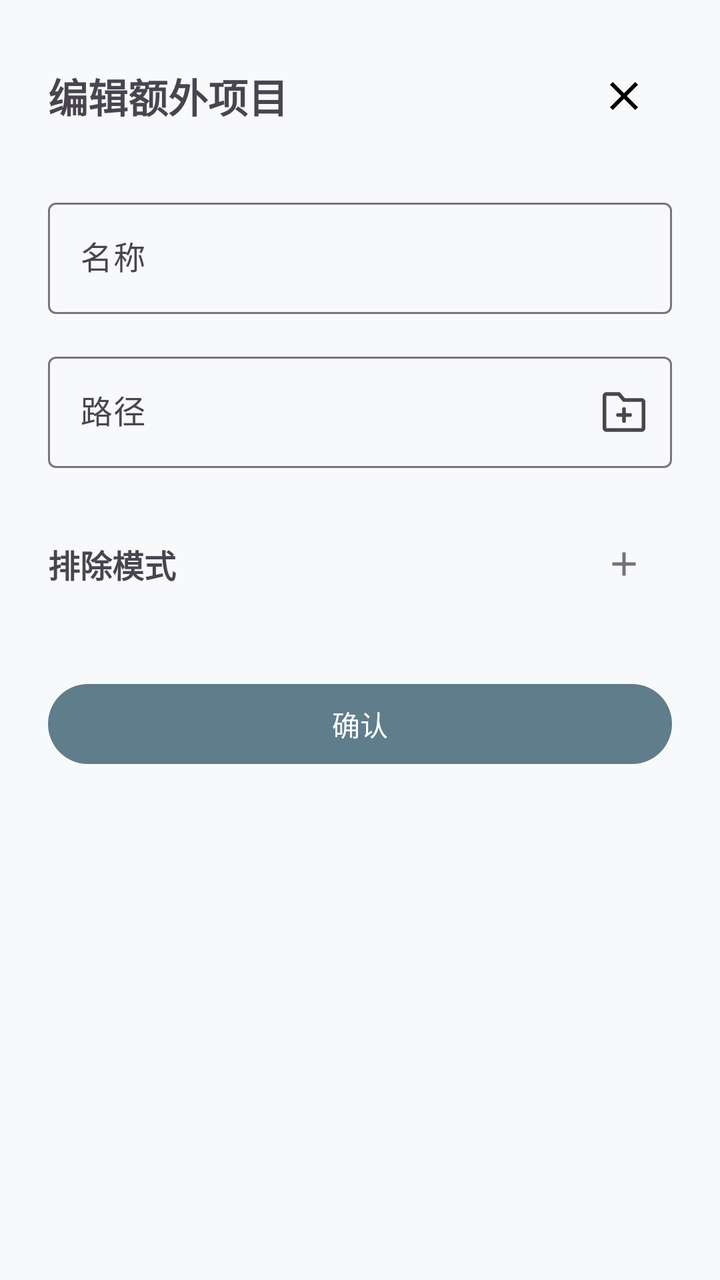
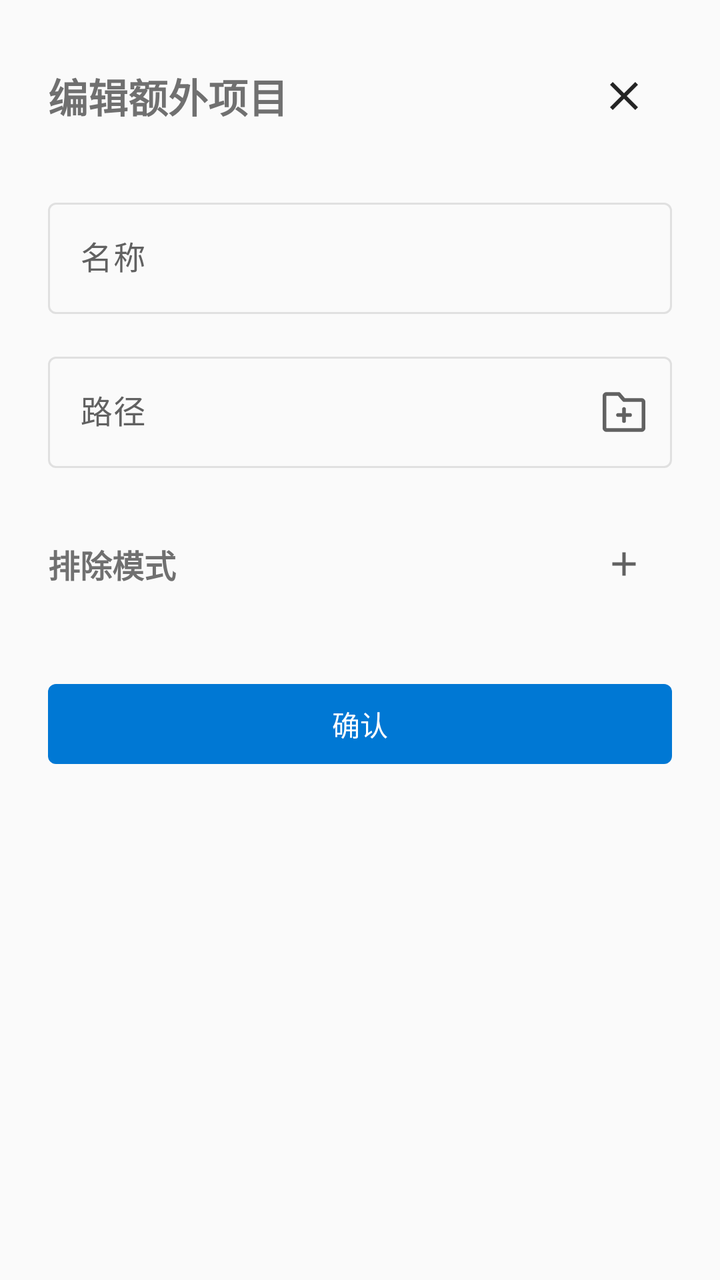

An Android layout rendered at two revisions. The XML below is the earlier revision; the diff shows what the commit changed to produce the second picture.
<!-- AndroidManifest.xml: application theme Theme.AppSnapshot -->
<!-- res/layout/bottom_sheet_extra_item_edit.xml -->
<?xml version="1.0" encoding="utf-8"?>
<LinearLayout xmlns:android="http://schemas.android.com/apk/res/android"
    xmlns:app="http://schemas.android.com/apk/res-auto"
    android:layout_width="match_parent"
    android:layout_height="wrap_content"
    android:orientation="vertical"
    android:padding="24dp">

    
    <LinearLayout
        android:layout_width="match_parent"
        android:layout_height="wrap_content"
        android:gravity="center_vertical"
        android:orientation="horizontal">

        <TextView
            android:id="@+id/tv_title"
            android:layout_width="0dp"
            android:layout_height="wrap_content"
            android:layout_weight="1"
            android:text="编辑额外项目"
            android:textSize="20sp"
            android:textStyle="bold" />

        <ImageButton
            android:id="@+id/btn_close"
            android:layout_width="48dp"
            android:layout_height="48dp"
            android:background="?attr/selectableItemBackgroundBorderless"
            android:src="@drawable/ic_close"
            android:contentDescription="关闭" />

    </LinearLayout>

    
    <com.google.android.material.textfield.TextInputLayout
        android:id="@+id/til_name"
        android:layout_width="match_parent"
        android:layout_height="wrap_content"
        android:layout_marginTop="24dp"
        android:hint="名称"
        app:endIconMode="clear_text">

        <com.google.android.material.textfield.TextInputEditText
            android:id="@+id/et_name"
            android:layout_width="match_parent"
            android:layout_height="wrap_content"
            android:inputType="text"
            android:maxLines="1" />

    </com.google.android.material.textfield.TextInputLayout>

    
    <com.google.android.material.textfield.TextInputLayout
        android:id="@+id/til_path"
        android:layout_width="match_parent"
        android:layout_height="wrap_content"
        android:layout_marginTop="16dp"
        android:hint="路径"
        app:endIconDrawable="@drawable/folder_add"
        app:endIconMode="custom">

        <com.google.android.material.textfield.TextInputEditText
            android:id="@+id/et_path"
            android:layout_width="match_parent"
            android:layout_height="wrap_content"
            android:inputType="text"
            android:maxLines="2" />

    </com.google.android.material.textfield.TextInputLayout>

    
    <LinearLayout
        android:layout_width="match_parent"
        android:layout_height="wrap_content"
        android:layout_marginTop="24dp"
        android:gravity="center_vertical"
        android:orientation="horizontal">

        <TextView
            android:layout_width="0dp"
            android:layout_height="wrap_content"
            android:layout_weight="1"
            android:text="排除模式"
            android:textSize="16sp"
            android:textStyle="bold" />

        <com.google.android.material.button.MaterialButton
            android:id="@+id/btn_add_exclude"
            style="@style/Widget.Material3.Button.IconButton"
            android:layout_width="wrap_content"
            android:layout_height="wrap_content"
            android:contentDescription="添加排除模式"
            app:icon="@drawable/plus"
            app:iconTint="@color/material_on_surface_emphasis_medium" />

    </LinearLayout>

    
    <com.google.android.material.chip.ChipGroup
        android:id="@+id/chip_group_excludes"
        android:layout_width="match_parent"
        android:layout_height="wrap_content"
        android:layout_marginTop="8dp"
        app:singleLine="false" />

    
    <com.google.android.material.button.MaterialButton
        android:id="@+id/btn_confirm"
        android:layout_width="match_parent"
        android:layout_height="wrap_content"
        style="@style/Widget.Material3.Button"
        android:layout_marginTop="24dp"
        android:text="确认" />

</LinearLayout>
<!-- resources referenced by this layout -->
<resources>
  <!-- drawable folder_add (drawable) -->
  <vector xmlns:android="http://schemas.android.com/apk/res/android"
      android:width="24dp"
      android:height="24dp"
      android:viewportWidth="1024"
      android:viewportHeight="1024">
    <path
        android:pathData="M136.7,169.2c-0.6,0.6 -0.7,1.1 -0.7,1.5v682.7c0,0.4 0.1,0.9 0.7,1.5 0.6,0.6 1.7,1.2 3,1.2h744.4a4.3,4.3 0,0 0,3 -1.2c0.6,-0.6 0.7,-1.1 0.7,-1.5L888,298.7c0,-0.4 -0.1,-0.9 -0.7,-1.5a4.3,4.3 0,0 0,-3 -1.2L512,296a40,40 0,0 1,-30.4 -14L384.1,168L139.8,168a4.3,4.3 0,0 0,-3 1.2zM56,170.7c0,-46.6 38.5,-82.7 83.8,-82.7h262.7c11.7,0 22.8,5.1 30.4,14l97.5,114h353.8c45.3,0 83.8,36 83.8,82.7v554.7c0,46.6 -38.5,82.7 -83.8,82.7L139.8,936c-45.3,0 -83.8,-36 -83.8,-82.7L56,170.7z"
        android:fillColor="#494950"/>
    <path
        android:pathData="M344,576c0,-22.1 17.9,-40 40,-40h256a40,40 0,1 1,0 80h-256c-22.1,0 -40,-17.9 -40,-40z"
        android:fillColor="#494950"/>
    <path
        android:pathData="M512,408c22.1,0 40,17.9 40,40v256a40,40 0,1 1,-80 0v-256c0,-22.1 17.9,-40 40,-40z"
        android:fillColor="#494950"/>
  </vector>
  <!-- drawable ic_close (drawable) -->
  <vector xmlns:android="http://schemas.android.com/apk/res/android"
      android:width="24dp"
      android:height="24dp"
      android:viewportWidth="24"
      android:viewportHeight="24">
      <path
          android:fillColor="#FF000000"
          android:pathData="M19,6.41L17.59,5 12,10.59 6.41,5 5,6.41 10.59,12 5,17.59 6.41,19 12,13.41 17.59,19 19,17.59 13.41,12z"/>
  </vector>
  <!-- drawable plus (drawable-anydpi) -->
  <vector xmlns:android="http://schemas.android.com/apk/res/android"
      android:width="24dp"
      android:height="24dp"
      android:viewportWidth="24"
      android:viewportHeight="24">
      <path
          android:fillColor="#000000"
          android:pathData="M19,13H13V19H11V13H5V11H11V5H13V11H19V13Z" />
  </vector>
  <style name="Theme.AppSnapshot" parent="Theme.Material3.DayNight">
          
          <item name="colorPrimary">@color/blue_grey_500</item>
          <item name="colorPrimaryVariant">@color/blue_grey_700</item>
          <item name="colorOnPrimary">@color/white</item>
          
          <item name="colorSecondary">@color/blue_grey_300</item>
          <item name="colorSecondaryVariant">@color/blue_grey_800</item>
          <item name="colorOnSecondary">@color/white</item>
          
          <item name="android:statusBarColor">@android:color/transparent</item>
          
          <item name="android:colorBackground">@color/light_gray_white</item>
          
      </style>
  <color name="blue_grey_500">#FF607D8B</color>
  <color name="blue_grey_700">#FF455A64</color>
  <color name="white">#FFFFFFFF</color>
  <color name="blue_grey_300">#FF90A4AE</color>
  <color name="blue_grey_800">#FF37474F</color>
  <color name="light_gray_white">#FFF8F9FA</color>
</resources>

<!-- the commit's change to res/layout/bottom_sheet_extra_item_edit.xml (unified diff, before → after) -->
@@ -28,7 +28,8 @@
             android:layout_height="48dp"
             android:background="?attr/selectableItemBackgroundBorderless"
             android:src="@drawable/ic_close"
-            android:contentDescription="关闭" />
+            android:contentDescription="关闭"
+            app:tint="@color/icon_primary" />
 
     </LinearLayout>
 
@@ -92,7 +93,7 @@
             android:layout_height="wrap_content"
             android:contentDescription="添加排除模式"
             app:icon="@drawable/plus"
-            app:iconTint="@color/material_on_surface_emphasis_medium" />
+            app:iconTint="@color/icon_secondary" />
 
     </LinearLayout>
 
<!-- resource entries referenced after the edit -->
@@ -1,5 +1,7 @@
 <!-- resources referenced by this layout -->
 <resources>
+  <color name="icon_primary">@color/on_surface</color>
+  <color name="icon_secondary">@color/fluent_text_secondary</color>
   <!-- drawable folder_add (drawable) -->
   <vector xmlns:android="http://schemas.android.com/apk/res/android"
       android:width="24dp"
@@ -8,13 +10,13 @@
       android:viewportHeight="1024">
     <path
         android:pathData="M136.7,169.2c-0.6,0.6 -0.7,1.1 -0.7,1.5v682.7c0,0.4 0.1,0.9 0.7,1.5 0.6,0.6 1.7,1.2 3,1.2h744.4a4.3,4.3 0,0 0,3 -1.2c0.6,-0.6 0.7,-1.1 0.7,-1.5L888,298.7c0,-0.4 -0.1,-0.9 -0.7,-1.5a4.3,4.3 0,0 0,-3 -1.2L512,296a40,40 0,0 1,-30.4 -14L384.1,168L139.8,168a4.3,4.3 0,0 0,-3 1.2zM56,170.7c0,-46.6 38.5,-82.7 83.8,-82.7h262.7c11.7,0 22.8,5.1 30.4,14l97.5,114h353.8c45.3,0 83.8,36 83.8,82.7v554.7c0,46.6 -38.5,82.7 -83.8,82.7L139.8,936c-45.3,0 -83.8,-36 -83.8,-82.7L56,170.7z"
-        android:fillColor="#494950"/>
+        android:fillColor="@color/icon_primary"/>
     <path
         android:pathData="M344,576c0,-22.1 17.9,-40 40,-40h256a40,40 0,1 1,0 80h-256c-22.1,0 -40,-17.9 -40,-40z"
-        android:fillColor="#494950"/>
+        android:fillColor="@color/icon_primary"/>
     <path
         android:pathData="M512,408c22.1,0 40,17.9 40,40v256a40,40 0,1 1,-80 0v-256c0,-22.1 17.9,-40 40,-40z"
-        android:fillColor="#494950"/>
+        android:fillColor="@color/icon_primary"/>
   </vector>
   <!-- drawable ic_close (drawable) -->
   <vector xmlns:android="http://schemas.android.com/apk/res/android"
@@ -23,7 +25,7 @@
       android:viewportWidth="24"
       android:viewportHeight="24">
       <path
-          android:fillColor="#FF000000"
+          android:fillColor="#FFFFFFFF"
           android:pathData="M19,6.41L17.59,5 12,10.59 6.41,5 5,6.41 10.59,12 5,17.59 6.41,19 12,13.41 17.59,19 19,17.59 13.41,12z"/>
   </vector>
   <!-- drawable plus (drawable-anydpi) -->
@@ -33,29 +35,219 @@
       android:viewportWidth="24"
       android:viewportHeight="24">
       <path
-          android:fillColor="#000000"
+          android:fillColor="@color/icon_primary"
           android:pathData="M19,13H13V19H11V13H5V11H11V5H13V11H19V13Z" />
   </vector>
-  <style name="Theme.AppSnapshot" parent="Theme.Material3.DayNight">
-          
-          <item name="colorPrimary">@color/blue_grey_500</item>
-          <item name="colorPrimaryVariant">@color/blue_grey_700</item>
-          <item name="colorOnPrimary">@color/white</item>
-          
-          <item name="colorSecondary">@color/blue_grey_300</item>
-          <item name="colorSecondaryVariant">@color/blue_grey_800</item>
-          <item name="colorOnSecondary">@color/white</item>
+  <style name="Theme.AppSnapshot" parent="Theme.Material3.DayNight.NoActionBar">
+          
+          <item name="shapeAppearanceSmallComponent">@style/ShapeAppearance.AppSnapshot.SmallComponent</item>
+          <item name="shapeAppearanceMediumComponent">@style/ShapeAppearance.AppSnapshot.MediumComponent</item>
+          <item name="shapeAppearanceLargeComponent">@style/ShapeAppearance.AppSnapshot.LargeComponent</item>
+          
+          <item name="colorPrimary">@color/primary</item>
+          <item name="colorOnPrimary">@color/on_primary</item>
+          <item name="colorPrimaryContainer">@color/primary_container</item>
+          <item name="colorOnPrimaryContainer">@color/on_primary_container</item>
+          
+          <item name="colorSecondary">@color/secondary</item>
+          <item name="colorOnSecondary">@color/on_secondary</item>
+          <item name="colorSecondaryContainer">@color/secondary_container</item>
+          <item name="colorOnSecondaryContainer">@color/on_secondary_container</item>
+          
+          <item name="colorTertiary">@color/tertiary</item>
+          <item name="colorOnTertiary">@color/on_tertiary</item>
+          <item name="colorTertiaryContainer">@color/tertiary_container</item>
+          <item name="colorOnTertiaryContainer">@color/on_tertiary_container</item>
+          
+          <item name="android:colorBackground">@color/background</item>
+          <item name="colorOnBackground">@color/on_background</item>
+          <item name="colorSurface">@color/surface</item>
+          <item name="colorOnSurface">@color/on_surface</item>
+          <item name="colorSurfaceVariant">@color/surface_variant</item>
+          <item name="colorOnSurfaceVariant">@color/on_surface_variant</item>
+          <item name="colorSurfaceContainer">@color/surface</item>
+          <item name="colorSurfaceContainerHigh">@color/fluent_layer</item>
+          <item name="colorSurfaceContainerHighest">@color/surface_variant</item>
+          <item name="colorSurfaceContainerLow">@color/background</item>
+          <item name="colorSurfaceContainerLowest">@color/surface</item>
+          
+          <item name="colorOutline">@color/outline</item>
+          <item name="colorOutlineVariant">@color/outline_variant</item>
+          
+          <item name="android:textColorPrimary">@color/on_surface</item>
+          <item name="android:textColorSecondary">@color/on_surface_variant</item>
+          <item name="android:textColorTertiary">@color/fluent_text_tertiary</item>
+          
+          <item name="colorAccent">@color/primary</item>
+          <item name="colorControlActivated">@color/primary</item>
+          <item name="colorControlNormal">@color/icon_primary</item>
+          <item name="colorControlHighlight">@color/primary_container</item>
           
           <item name="android:statusBarColor">@android:color/transparent</item>
-          
-          <item name="android:colorBackground">@color/light_gray_white</item>
-          
-      </style>
-  <color name="blue_grey_500">#FF607D8B</color>
-  <color name="blue_grey_700">#FF455A64</color>
-  <color name="white">#FFFFFFFF</color>
-  <color name="blue_grey_300">#FF90A4AE</color>
-  <color name="blue_grey_800">#FF37474F</color>
-  <color name="light_gray_white">#FFF8F9FA</color>
+          <item name="android:navigationBarColor">@color/background</item>
+          
+          <item name="bottomNavigationStyle">@style/Widget.AppSnapshot.BottomNavigationView</item>
+          
+          <item name="tabStyle">@style/Widget.AppSnapshot.TabLayout</item>
+          
+          <item name="chipStyle">@style/Widget.AppSnapshot.Chip.Filter</item>
+          
+          <item name="floatingActionButtonStyle">@style/Widget.AppSnapshot.FloatingActionButton</item>
+          
+          <item name="switchStyle">@style/Widget.AppSnapshot.Switch</item>
+          <item name="checkboxStyle">@style/Widget.AppSnapshot.CheckBox</item>
+          
+          <item name="materialButtonStyle">@style/Widget.AppSnapshot.Button</item>
+          
+          <item name="toolbarStyle">@style/Widget.AppSnapshot.Toolbar</item>
+          <item name="actionBarSize">@dimen/toolbar_height</item>
+          <item name="actionBarTheme">@style/ThemeOverlay.AppSnapshot.ActionBar</item>
+          
+          <item name="materialAlertDialogTheme">@style/ThemeOverlay.AppSnapshot.Dialog</item>
+          <item name="bottomSheetDialogTheme">@style/ThemeOverlay.AppSnapshot.BottomSheet</item>
+      </style>
+  <color name="on_surface">@color/fluent_text_primary</color>
+  <color name="fluent_text_secondary">#FF616161</color>
+  <style name="ShapeAppearance.AppSnapshot.SmallComponent" parent="ShapeAppearance.Material3.SmallComponent">
+          <item name="cornerFamily">rounded</item>
+          <item name="cornerSize">@dimen/fluent_corner_radius_control</item>
+      </style>
+  <style name="ShapeAppearance.AppSnapshot.MediumComponent" parent="ShapeAppearance.Material3.MediumComponent">
+          <item name="cornerFamily">rounded</item>
+          <item name="cornerSize">@dimen/fluent_corner_radius_overlay</item>
+      </style>
+  <style name="ShapeAppearance.AppSnapshot.LargeComponent" parent="ShapeAppearance.Material3.LargeComponent">
+          <item name="cornerFamily">rounded</item>
+          <item name="cornerSize">@dimen/fluent_corner_radius_overlay</item>
+      </style>
+  <color name="primary">@color/fluent_accent</color>
+  <color name="on_primary">#FFFFFFFF</color>
+  <color name="primary_container">@color/fluent_accent_container</color>
+  <color name="on_primary_container">#FF004578</color>
+  <color name="secondary">@color/fluent_text_secondary</color>
+  <color name="on_secondary">#FFFFFFFF</color>
+  <color name="secondary_container">@color/fluent_fill_subtle</color>
+  <color name="on_secondary_container">@color/fluent_text_primary</color>
+  <color name="tertiary">@color/fluent_accent_hover</color>
+  <color name="on_tertiary">#FFFFFFFF</color>
+  <color name="tertiary_container">@color/fluent_accent_container_subtle</color>
+  <color name="on_tertiary_container">#FF004578</color>
+  <color name="background">@color/fluent_canvas</color>
+  <color name="on_background">@color/fluent_text_primary</color>
+  <color name="surface">@color/fluent_layer</color>
+  <color name="surface_variant">@color/fluent_fill_subtle</color>
+  <color name="on_surface_variant">@color/fluent_text_secondary</color>
+  <color name="fluent_layer">#FFFFFFFF</color>
+  <color name="outline">@color/fluent_stroke</color>
+  <color name="outline_variant">@color/fluent_stroke_subtle</color>
+  <color name="fluent_text_tertiary">#FF707070</color>
+  <style name="Widget.AppSnapshot.BottomNavigationView" parent="Widget.Material3.BottomNavigationView">
+          <item name="android:background">@color/surface</item>
+          <item name="itemIconTint">@color/bottom_nav_item_color</item>
+          <item name="itemTextColor">@color/bottom_nav_item_color</item>
+          <item name="itemActiveIndicatorStyle">@style/Widget.AppSnapshot.BottomNavigationView.ActiveIndicator</item>
+          <item name="itemRippleColor">@color/primary_container</item>
+      </style>
+  <style name="Widget.AppSnapshot.TabLayout" parent="Widget.Material3.TabLayout">
+          <item name="tabIndicatorColor">@color/primary</item>
+          <item name="tabSelectedTextColor">@color/primary</item>
+          <item name="tabTextColor">@color/nav_item_inactive</item>
+          <item name="tabRippleColor">@color/primary_container</item>
+          <item name="tabIndicatorHeight">3dp</item>
+          <item name="tabIndicatorFullWidth">false</item>
+      </style>
+  <style name="Widget.AppSnapshot.Chip.Filter" parent="Widget.Material3.Chip.Filter">
+          <item name="chipBackgroundColor">@color/chip_background_color</item>
+          <item name="chipSurfaceColor">@color/chip_background_color</item>
+          <item name="chipStrokeColor">@color/chip_stroke_color</item>
+          <item name="chipStrokeWidth">1dp</item>
+          <item name="chipMinHeight">32dp</item>
+          <item name="checkedIconVisible">false</item>
+          <item name="android:textColor">@color/chip_text_color</item>
+          <item name="android:textSize">13sp</item>
+          <item name="shapeAppearanceOverlay">@style/ShapeAppearance.AppSnapshot.Corner.Control</item>
+      </style>
+  <style name="Widget.AppSnapshot.FloatingActionButton" parent="Widget.Material3.FloatingActionButton.Primary">
+          <item name="backgroundTint">@color/primary</item>
+          <item name="tint">@color/on_primary</item>
+          <item name="shapeAppearance">@style/ShapeAppearance.AppSnapshot.Corner.Control</item>
+      </style>
+  <style name="Widget.AppSnapshot.Switch" parent="Widget.Material3.CompoundButton.Switch">
+          <item name="thumbTint">@color/switch_thumb_color</item>
+          <item name="trackTint">@color/switch_track_color</item>
+      </style>
+  <style name="Widget.AppSnapshot.CheckBox" parent="Widget.Material3.CompoundButton.CheckBox">
+          <item name="buttonTint">@color/primary</item>
+      </style>
+  <style name="Widget.AppSnapshot.Button" parent="Widget.Material3.Button">
+          <item name="backgroundTint">@color/primary</item>
+          <item name="android:textColor">@color/on_primary</item>
+          <item name="shapeAppearanceOverlay">@style/ShapeAppearance.AppSnapshot.Corner.Control</item>
+      </style>
+  <style name="Widget.AppSnapshot.Toolbar" parent="Widget.Material3.Toolbar">
+          <item name="android:background">@color/surface</item>
+          <item name="backgroundTint">@null</item>
+          <item name="titleTextAppearance">@style/TextAppearance.AppSnapshot.ToolbarTitle</item>
+          <item name="titleTextColor">@color/on_surface</item>
+          <item name="subtitleTextColor">@color/on_surface_variant</item>
+          <item name="android:elevation">0dp</item>
+          <item name="elevation">0dp</item>
+      </style>
+  <dimen name="toolbar_height">48dp</dimen>
+  <style name="ThemeOverlay.AppSnapshot.ActionBar" parent="ThemeOverlay.Material3.ActionBar">
+          <item name="colorControlNormal">@color/on_surface</item>
+      </style>
+  <style name="ThemeOverlay.AppSnapshot.Dialog" parent="ThemeOverlay.Material3.MaterialAlertDialog">
+          <item name="colorPrimary">@color/primary</item>
+          <item name="colorSecondary">@color/secondary</item>
+          <item name="colorTertiary">@color/tertiary</item>
+          <item name="android:colorBackground">@color/surface</item>
+          <item name="shapeAppearanceOverlay">@style/ShapeAppearance.AppSnapshot.Corner.Overlay</item>
+      </style>
+  <style name="ThemeOverlay.AppSnapshot.BottomSheet" parent="ThemeOverlay.Material3.BottomSheetDialog">
+          <item name="colorPrimary">@color/primary</item>
+          <item name="colorOnPrimary">@color/on_primary</item>
+          <item name="colorSurface">@color/surface</item>
+          <item name="colorOnSurface">@color/on_surface</item>
+          <item name="android:colorBackground">@color/surface</item>
+          <item name="materialButtonStyle">@style/Widget.AppSnapshot.Button</item>
+          <item name="shapeAppearanceOverlay">@style/ShapeAppearance.AppSnapshot.Corner.Overlay</item>
+      </style>
+  <color name="fluent_text_primary">#FF242424</color>
+  <dimen name="fluent_corner_radius_control">4dp</dimen>
+  <dimen name="fluent_corner_radius_overlay">8dp</dimen>
+  <color name="fluent_accent">#FF0078D4</color>
+  <color name="fluent_accent_container">#FFDEECF9</color>
+  <color name="fluent_fill_subtle">#FFF5F5F5</color>
+  <color name="fluent_accent_hover">#FF106EBE</color>
+  <color name="fluent_accent_container_subtle">#FFE8F4FD</color>
+  <color name="fluent_canvas">#FFFAFAFA</color>
+  <color name="fluent_stroke">#FFE0E0E0</color>
+  <color name="fluent_stroke_subtle">#FFEBEBEB</color>
+  <style name="Widget.AppSnapshot.BottomNavigationView.ActiveIndicator" parent="Widget.Material3.BottomNavigationView.ActiveIndicator">
+          <item name="android:color">@color/nav_active_indicator</item>
+          <item name="android:width">@dimen/m3_bottom_nav_item_active_indicator_width</item>
+          <item name="android:height">@dimen/m3_bottom_nav_item_active_indicator_height</item>
+          <item name="marginHorizontal">@dimen/m3_bottom_nav_item_active_indicator_margin_horizontal</item>
+          <item name="shapeAppearance">@style/ShapeAppearance.AppSnapshot.Corner.Control</item>
+      </style>
+  <color name="nav_item_inactive">@color/fluent_text_secondary</color>
+  <style name="ShapeAppearance.AppSnapshot.Corner.Control" parent="ShapeAppearance.Material3.Corner.Small">
+          <item name="cornerFamily">rounded</item>
+          <item name="cornerSize">@dimen/fluent_corner_radius_control</item>
+      </style>
+  <style name="TextAppearance.AppSnapshot.ToolbarTitle" parent="TextAppearance.Material3.TitleMedium">
+          <item name="android:textColor">@color/on_surface</item>
+          <item name="android:textSize">17sp</item>
+          <item name="android:fontFamily">sans-serif-medium</item>
+      </style>
+  <style name="ShapeAppearance.AppSnapshot.Corner.Overlay" parent="ShapeAppearance.Material3.Corner.Medium">
+          <item name="cornerFamily">rounded</item>
+          <item name="cornerSize">@dimen/fluent_corner_radius_overlay</item>
+      </style>
+  <color name="nav_active_indicator">#1A0078D4</color>
+  <dimen name="m3_bottom_nav_item_active_indicator_width">48dp</dimen>
+  <dimen name="m3_bottom_nav_item_active_indicator_height">32dp</dimen>
+  <dimen name="m3_bottom_nav_item_active_indicator_margin_horizontal">2dp</dimen>
 </resources>
 
